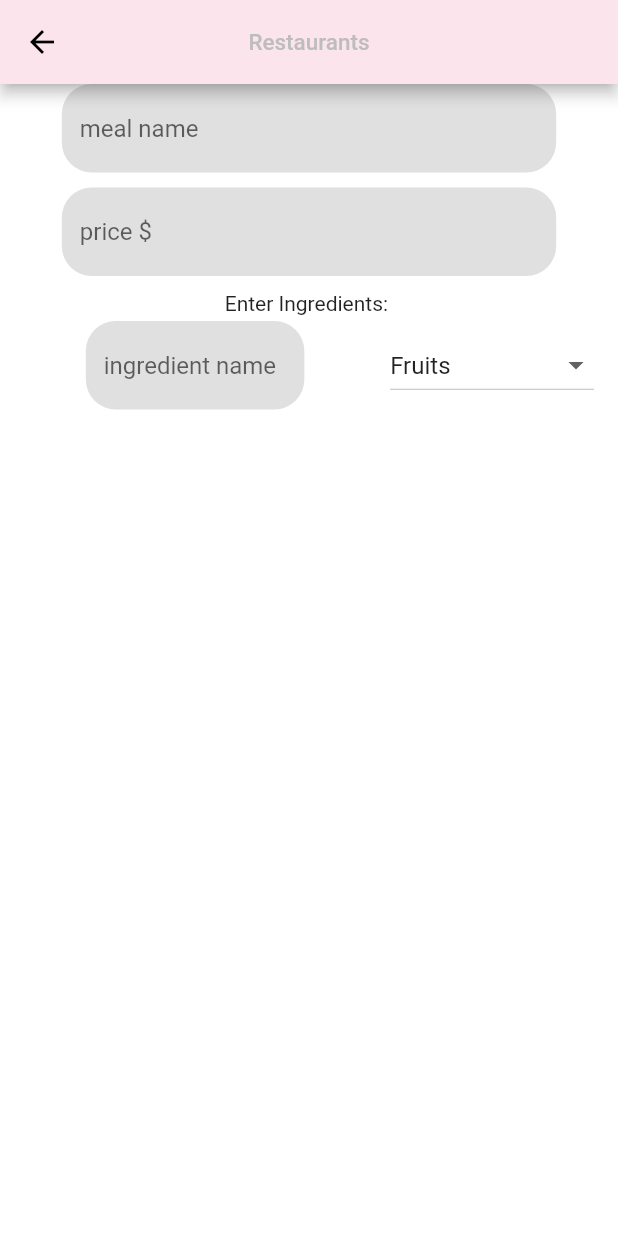
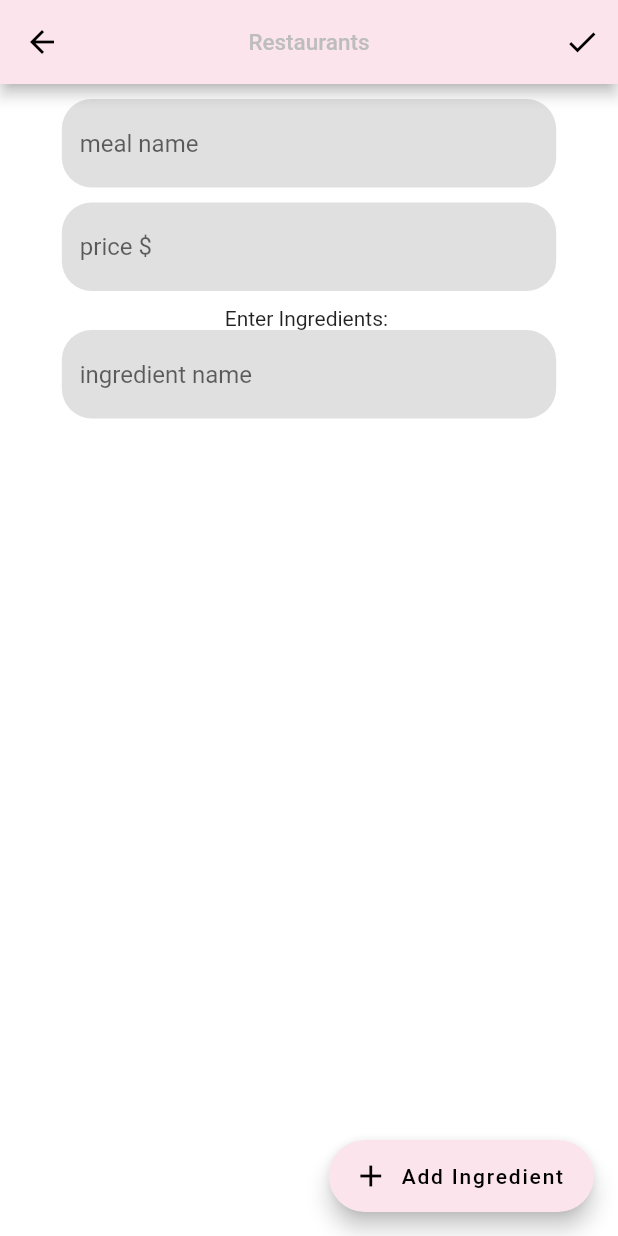
Before and after one commit to MusaGillani/flex-app, a Flutter app: the Restaurants screen opened by its route, on a phone screen of 412 x 824 dp. Run offline on Flutter 3.47's test engine with Material 2 defaults, Android fonts, the phone set to English and light mode, and no system bars; our stand-ins replace bottom_navy_bar, cloud_firestore, firebase_auth, firebase_core; missing offline and left inert: qr_code_scanner; accounts and stored records are empty.

Commit message:
ingredient adding UI text fields complete

```diff
--- a/lib/screens/home_pages/restaurants.dart
+++ b/lib/screens/home_pages/restaurants.dart
@@ -9,13 +9,42 @@ class Restaurants extends StatefulWidget {
 
 class _RestaurantsState extends State<Restaurants> {
   final GlobalKey<FormState> _formKey = GlobalKey(debugLabel: 'resform-key');
-  // List<String> _itemTypes = <String>[
-  //   'Fruits',
-  //   'Vegetables',
-  //   'Nuts and Seeds',
-  //   'Dairy'
-  // ];
-  String? _dropDownValue = 'Fruits';
+  // String? _dropDownValue = 'Fruits';
+
+  List<Widget> _ingredientEntry = [];
+  List<String> _ingredients = [];
+
+  var init = true;
+  late final Size deviceSize;
+  @override
+  void didChangeDependencies() {
+    super.didChangeDependencies();
+    if (init) {
+      deviceSize = MediaQuery.of(context).size;
+      // _ingredients.add('');
+      _ingredientEntry.add(
+        _buildTextFormField(
+          BoxConstraints(
+            maxHeight: deviceSize.height,
+            maxWidth: deviceSize.width,
+          ),
+          hintText: 'ingredient name',
+          validator: (String? val) {
+            if (val!.isEmpty) {
+              return 'required!';
+            }
+            return null;
+          },
+          onSaved: (String? val) {
+            _ingredients.add(val!);
+          },
+          keyboard: TextInputType.name,
+        ),
+      );
+    }
+    init = false;
+  }
+
   @override
   Widget build(BuildContext context) {
     return GestureDetector(
@@ -35,6 +64,12 @@ class _RestaurantsState extends State<Restaurants> {
             style: TextStyle(color: Colors.grey.shade400, fontSize: 15),
           ),
           centerTitle: true,
+          actions: [
+            IconButton(
+              icon: Icon(Icons.check),
+              onPressed: _submit,
+            ),
+          ],
         ),
         body: LayoutBuilder(
           builder: (
@@ -49,6 +84,7 @@ class _RestaurantsState extends State<Restaurants> {
               child: Column(
                 crossAxisAlignment: CrossAxisAlignment.center,
                 children: [
+                  SizedBox(height: 10),
                   _buildTextFormField(
                     constraints,
                     hintText: 'meal name',
@@ -76,7 +112,101 @@ class _RestaurantsState extends State<Restaurants> {
                   ),
                   SizedBox(height: 10),
                   Text('Enter Ingredients: '),
-                  ListTile(
+                  Expanded(
+                    child: ListView.separated(
+                      itemCount: _ingredientEntry.length,
+                      itemBuilder: (_, i) => _ingredientEntry[i],
+                      separatorBuilder: (_, i) => SizedBox(height: 10),
+                    ),
+                  ),
+                  // ..._ingredientEntry,
+                ],
+              ),
+            ),
+          ),
+        ),
+        floatingActionButton: FloatingActionButton.extended(
+          onPressed: _addField,
+          label: const Text('Add Ingredient'),
+          icon: const Icon(Icons.add),
+          backgroundColor: Colors.pink.shade50,
+        ),
+      ),
+    );
+  }
+
+  void _submit() {
+    if (!_formKey.currentState!.validate()) return;
+    _formKey.currentState!.save();
+    // for (var item in _ingredients) {
+    //   print(item);
+    // }
+    // setState(() {
+
+    // });
+  }
+
+  void _addField() {
+    setState(() {
+      _ingredientEntry.add(
+        _buildTextFormField(
+          BoxConstraints(
+            maxHeight: deviceSize.height,
+            maxWidth: deviceSize.width,
+          ),
+          hintText: 'ingredient name',
+          validator: (String? val) {
+            if (val!.isEmpty) {
+              return 'required!';
+            }
+            return null;
+          },
+          onSaved: (String? val) {
+            _ingredients.add(val!);
+          },
+          keyboard: TextInputType.name,
+        ),
+      );
+    });
+  }
+
+  // Widget _buildIngredientSelector() {
+  //   return ListTile(
+  //     title: _buildTextFormField(constraints, hintText: hintText, validator: validator, onSaved: onSaved, keyboard: keyboard),
+  //   );
+  // }
+
+  Widget _buildTextFormField(
+    BoxConstraints constraints, {
+    required String hintText,
+    required String? Function(String? val) validator,
+    required void Function(String? val) onSaved,
+    required TextInputType keyboard,
+  }) {
+    return Padding(
+      padding: EdgeInsets.symmetric(
+        horizontal: constraints.maxWidth * 0.1,
+      ),
+      child: TextFormField(
+        keyboardType: keyboard,
+        decoration: InputDecoration(
+          filled: true,
+          fillColor: Colors.grey.shade300,
+          border: OutlineInputBorder(
+            borderSide: BorderSide.none,
+            borderRadius: BorderRadius.circular(20.0),
+          ),
+          hintText: hintText,
+        ),
+        validator: validator,
+        onSaved: onSaved,
+      ),
+    );
+  }
+}
+
+/*
+ListTile(
                     title: _buildTextFormField(
                       constraints,
                       hintText: 'ingredient name',
@@ -111,46 +241,4 @@ class _RestaurantsState extends State<Restaurants> {
                           .toList(),
                     ),
                   ),
-                ],
-              ),
-            ),
-          ),
-        ),
-      ),
-    );
-  }
-
-  // Widget _buildIngredientSelector() {
-  //   return ListTile(
-  //     title: _buildTextFormField(constraints, hintText: hintText, validator: validator, onSaved: onSaved, keyboard: keyboard),
-  //   );
-  // }
-
-  Padding _buildTextFormField(
-    BoxConstraints constraints, {
-    required String hintText,
-    required String? Function(String? val) validator,
-    required void Function(String? val) onSaved,
-    required TextInputType keyboard,
-  }) {
-    return Padding(
-      padding: EdgeInsets.symmetric(
-        horizontal: constraints.maxWidth * 0.1,
-      ),
-      child: TextFormField(
-        keyboardType: keyboard,
-        decoration: InputDecoration(
-          filled: true,
-          fillColor: Colors.grey.shade300,
-          border: OutlineInputBorder(
-            borderSide: BorderSide.none,
-            borderRadius: BorderRadius.circular(20.0),
-          ),
-          hintText: hintText,
-        ),
-        validator: validator,
-        onSaved: onSaved,
-      ),
-    );
-  }
-}
+ */
```
